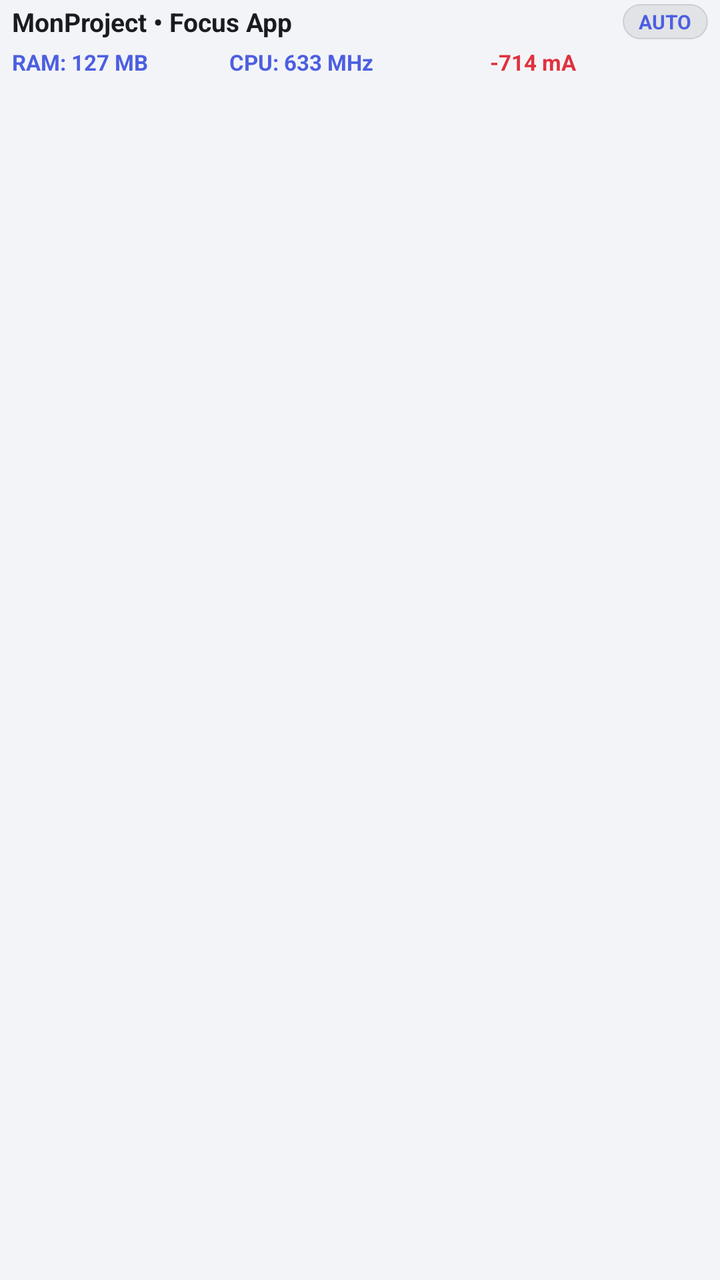
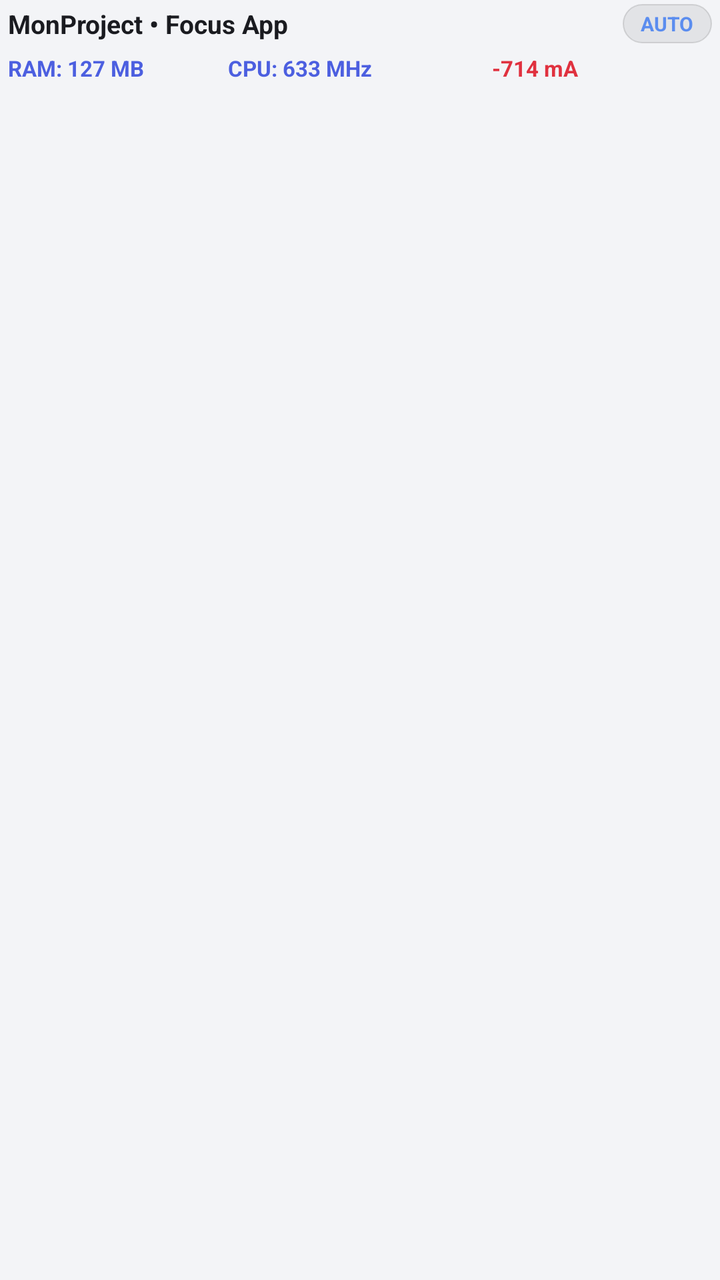

Two renders of the same Android screen: before a commit and after it. Below are the layout's source before the change and the commit's diff.
<!-- AndroidManifest.xml: application theme Theme.MonAi -->
<!-- res/layout/notif_monai_collapsed.xml -->
<?xml version="1.0" encoding="utf-8"?>
<LinearLayout xmlns:android="http://schemas.android.com/apk/res/android"
    android:layout_width="match_parent"
    android:layout_height="wrap_content"
    android:orientation="vertical"
    android:paddingStart="6dp"
    android:paddingEnd="6dp"
    android:paddingTop="2dp"
    android:paddingBottom="2dp"
    android:background="@android:color/transparent">

    <LinearLayout
        android:layout_width="match_parent"
        android:layout_height="wrap_content"
        android:orientation="horizontal"
        android:gravity="center_vertical">
        <TextView
            android:id="@+id/txt_app_title"
            android:layout_width="0dp"
            android:layout_height="wrap_content"
            android:layout_weight="1"
            android:text="MonProject • Focus App"
            android:textColor="@color/notif_title_color"
            android:textStyle="bold"
            android:textSize="13sp"
            android:singleLine="true"
            android:ellipsize="end"/>
        <TextView
            android:id="@+id/txt_mode_badge"
            android:layout_width="wrap_content"
            android:layout_height="wrap_content"
            android:layout_marginStart="6dp"
            android:paddingStart="8dp"
            android:paddingEnd="8dp"
            android:paddingTop="2dp"
            android:paddingBottom="2dp"
            android:background="@drawable/notif_badge_bg"
            android:text="AUTO"
            android:textColor="@color/notif_bal_color"
            android:textStyle="bold"
            android:textSize="10sp"/>
    </LinearLayout>

    <LinearLayout
        android:layout_width="match_parent"
        android:layout_height="wrap_content"
        android:orientation="horizontal"
        android:layout_marginTop="4dp">
        <TextView
            android:id="@+id/txt_col_ram"
            android:layout_width="0dp"
            android:layout_height="wrap_content"
            android:layout_weight="1"
            android:text="RAM: 127 MB"
            android:textColor="@color/notif_ram_color"
            android:textSize="11sp"
            android:textStyle="bold"
            android:singleLine="true"
            android:ellipsize="end"/>
        <TextView
            android:id="@+id/txt_col_cpu"
            android:layout_width="0dp"
            android:layout_height="wrap_content"
            android:layout_weight="1.2"
            android:text="CPU: 633 MHz"
            android:textColor="@color/notif_cpu_color"
            android:textSize="11sp"
            android:textStyle="bold"
            android:singleLine="true"
            android:ellipsize="end"/>
        <TextView
            android:id="@+id/txt_col_power"
            android:layout_width="0dp"
            android:layout_height="wrap_content"
            android:layout_weight="1"
            android:text="-714 mA"
            android:textColor="@color/notif_power_discharge"
            android:textSize="11sp"
            android:textStyle="bold"
            android:singleLine="true"
            android:ellipsize="end"/>
    </LinearLayout>
</LinearLayout>
<!-- resources referenced by this layout -->
<resources>
  <color name="notif_bal_color">#4C5FE0</color>
  <color name="notif_cpu_color">#4C5FE0</color>
  <color name="notif_power_discharge">#E0313F</color>
  <color name="notif_ram_color">#4C5FE0</color>
  <color name="notif_title_color">#1A1B20</color>
  <!-- drawable notif_badge_bg (drawable) -->
  <?xml version="1.0" encoding="utf-8"?>
  <shape xmlns:android="http://schemas.android.com/apk/res/android">
      <solid android:color="@color/notif_badge_bg"/>
      <stroke android:width="0.8dp" android:color="@color/notif_badge_stroke"/>
      <corners android:radius="20dp"/>
  </shape>
  <style name="Theme.MonAi" parent="android:Theme.Material.Light.NoActionBar">
          
          <item name="android:windowBackground">#F3F4F7</item>
          <item name="android:statusBarColor">#F3F4F7</item>
          <item name="android:navigationBarColor">#F3F4F7</item>
          <item name="android:windowLightStatusBar" tools:targetApi="m">true</item>
          <item name="android:windowLightNavigationBar" tools:targetApi="o_mr1">true</item>
      </style>
  <color name="notif_badge_bg">#141A1B20</color>
  <color name="notif_badge_stroke">#1F000000</color>
</resources>

<!-- the commit's change to res/layout/notif_monai_collapsed.xml (unified diff, before → after) -->
@@ -3,11 +3,10 @@
     android:layout_width="match_parent"
     android:layout_height="wrap_content"
     android:orientation="vertical"
-    android:paddingStart="6dp"
-    android:paddingEnd="6dp"
+    android:paddingStart="4dp"
+    android:paddingEnd="4dp"
     android:paddingTop="2dp"
-    android:paddingBottom="2dp"
-    android:background="@android:color/transparent">
+    android:paddingBottom="2dp">
 
     <LinearLayout
         android:layout_width="match_parent"
@@ -30,13 +29,13 @@
             android:layout_width="wrap_content"
             android:layout_height="wrap_content"
             android:layout_marginStart="6dp"
-            android:paddingStart="8dp"
-            android:paddingEnd="8dp"
-            android:paddingTop="2dp"
-            android:paddingBottom="2dp"
+            android:paddingStart="9dp"
+            android:paddingEnd="9dp"
+            android:paddingTop="3dp"
+            android:paddingBottom="3dp"
             android:background="@drawable/notif_badge_bg"
             android:text="AUTO"
-            android:textColor="@color/notif_bal_color"
+            android:textColor="@color/notif_accent"
             android:textStyle="bold"
             android:textSize="10sp"/>
     </LinearLayout>
@@ -45,7 +44,7 @@
         android:layout_width="match_parent"
         android:layout_height="wrap_content"
         android:orientation="horizontal"
-        android:layout_marginTop="4dp">
+        android:layout_marginTop="5dp">
         <TextView
             android:id="@+id/txt_col_ram"
             android:layout_width="0dp"
<!-- resource entries referenced after the edit -->
@@ -1,6 +1,6 @@
 <!-- resources referenced by this layout -->
 <resources>
-  <color name="notif_bal_color">#4C5FE0</color>
+  <color name="notif_accent">#5B8DEF</color>
   <color name="notif_cpu_color">#4C5FE0</color>
   <color name="notif_power_discharge">#E0313F</color>
   <color name="notif_ram_color">#4C5FE0</color>
